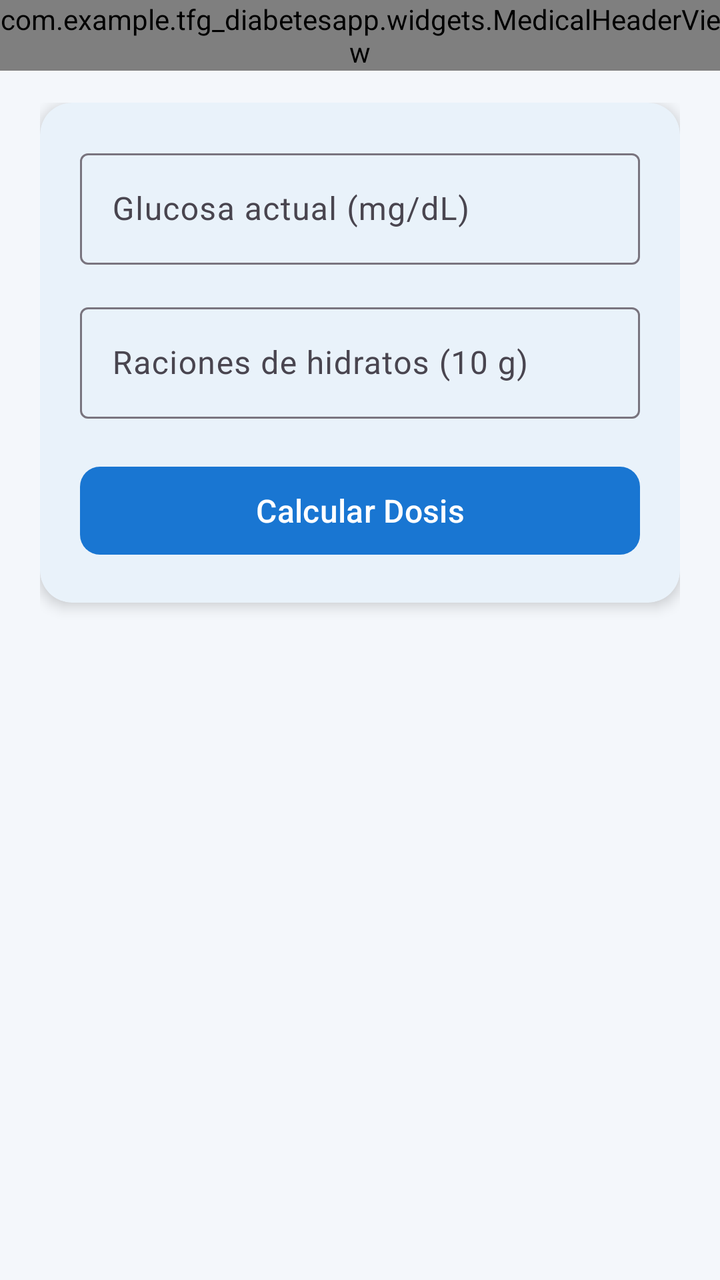
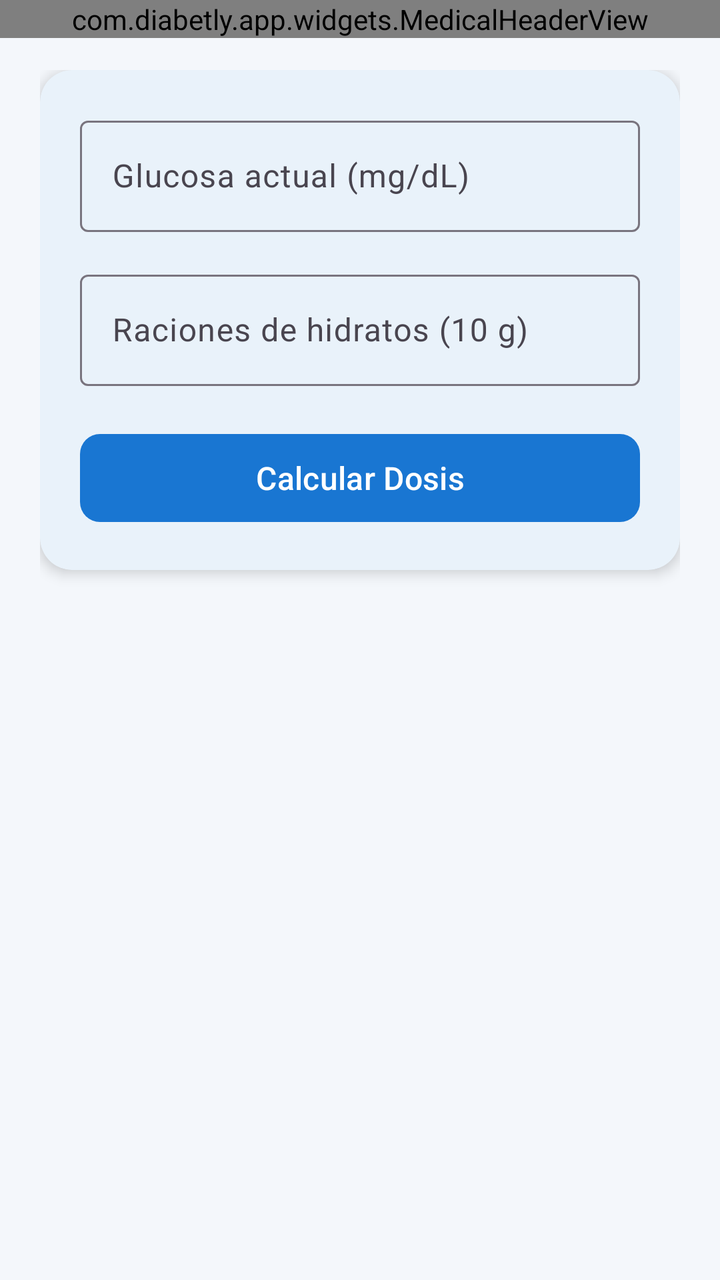

Before-and-after screenshots of an Android layout around one commit, followed by the original layout XML and the change that was made.
<!-- AndroidManifest.xml: application theme Theme.TFGDIABETESAPP -->
<!-- res/layout/activity_bolo.xml -->
<?xml version="1.0" encoding="utf-8"?>
<LinearLayout xmlns:android="http://schemas.android.com/apk/res/android"
    xmlns:app="http://schemas.android.com/apk/res-auto"
    xmlns:tools="http://schemas.android.com/tools"
    android:id="@+id/main"
    android:layout_width="match_parent"
    android:layout_height="match_parent"
    android:orientation="vertical"
    android:background="@color/color_background"
    tools:context=".BoloActivity">

    <com.example.tfg_diabetesapp.widgets.MedicalHeaderView
        android:id="@+id/boloHeader"
        android:layout_width="match_parent"
        android:layout_height="wrap_content"
        app:headerTitle="Calculadora"
        app:headerSubtitle="Calcula tu dosis de insulina"
        app:headerShowBack="true" />

    <androidx.core.widget.NestedScrollView
        android:layout_width="match_parent"
        android:layout_height="0dp"
        android:layout_weight="1"
        android:layout_marginTop="@dimen/header_content_overlap_negative"
        android:clipToPadding="false">

        <LinearLayout
            android:layout_width="match_parent"
            android:layout_height="wrap_content"
            android:orientation="vertical"
            android:paddingHorizontal="@dimen/screen_padding_horizontal"
            android:paddingTop="@dimen/content_gap_after_header"
            android:paddingBottom="@dimen/space_3xl">

            
            <com.google.android.material.card.MaterialCardView
                style="@style/Widget.App.Card"
                android:layout_width="match_parent"
                android:layout_height="wrap_content"
                android:layout_marginBottom="@dimen/space_lg">

                <LinearLayout
                    android:layout_width="match_parent"
                    android:layout_height="wrap_content"
                    android:orientation="vertical"
                    android:padding="@dimen/card_padding">

                    <com.google.android.material.textfield.TextInputLayout
                        style="@style/Widget.Material3.TextInputLayout.OutlinedBox"
                        android:layout_width="match_parent"
                        android:layout_height="wrap_content"
                        android:hint="Glucosa actual (mg/dL)"
                        android:layout_marginBottom="@dimen/space_lg">

                        <com.google.android.material.textfield.TextInputEditText
                            android:id="@+id/etGlucosaActual"
                            android:layout_width="match_parent"
                            android:layout_height="wrap_content"
                            android:inputType="number" />
                    </com.google.android.material.textfield.TextInputLayout>

                    <com.google.android.material.textfield.TextInputLayout
                        style="@style/Widget.Material3.TextInputLayout.OutlinedBox"
                        android:layout_width="match_parent"
                        android:layout_height="wrap_content"
                        android:hint="Raciones de hidratos (10 g)"
                        android:layout_marginBottom="@dimen/space_xl">

                        <com.google.android.material.textfield.TextInputEditText
                            android:id="@+id/etRaciones"
                            android:layout_width="match_parent"
                            android:layout_height="wrap_content"
                            android:inputType="numberDecimal" />
                    </com.google.android.material.textfield.TextInputLayout>

                    <com.google.android.material.button.MaterialButton
                        android:id="@+id/btnCalcular"
                        android:layout_width="match_parent"
                        android:layout_height="@dimen/button_height"
                        android:text="Calcular Dosis"
                        android:textSize="16sp"
                        app:cornerRadius="@dimen/button_corner_radius" />

                </LinearLayout>
            </com.google.android.material.card.MaterialCardView>

            
            <com.google.android.material.card.MaterialCardView
                android:id="@+id/cardResult"
                style="@style/Widget.App.Card"
                android:layout_width="match_parent"
                android:layout_height="wrap_content"
                android:visibility="gone">

                <LinearLayout
                    android:layout_width="match_parent"
                    android:layout_height="wrap_content"
                    android:orientation="vertical"
                    android:padding="@dimen/space_2xl"
                    android:gravity="center">

                    <TextView
                        android:layout_width="wrap_content"
                        android:layout_height="wrap_content"
                        android:text="Dosis Recomendada"
                        android:textAppearance="@style/TextAppearance.App.Body"
                        android:textSize="14sp" />

                    <TextView
                        android:id="@+id/tvTotalDosis"
                        android:layout_width="wrap_content"
                        android:layout_height="wrap_content"
                        android:text="0.0 U"
                        android:textAppearance="@style/TextAppearance.App.GlucoseValue"
                        android:textSize="52sp"
                        android:textColor="@color/color_primary"
                        android:layout_marginTop="@dimen/space_sm" />

                    <TextView
                        android:id="@+id/tvDesglose"
                        android:layout_width="wrap_content"
                        android:layout_height="wrap_content"
                        android:text="(Comida: 0.0 + Corrección: 0.0)"
                        android:textColor="@color/color_text_hint"
                        android:textSize="13sp"
                        android:layout_marginTop="@dimen/space_sm" />

                </LinearLayout>
            </com.google.android.material.card.MaterialCardView>

        </LinearLayout>
    </androidx.core.widget.NestedScrollView>

</LinearLayout>
<!-- resources referenced by this layout -->
<resources>
  <color name="color_background">#F4F7FB</color>
  <color name="color_primary">#1976D2</color>
  <color name="color_text_hint">#9CA3AF</color>
  <dimen name="button_corner_radius">10dp</dimen>
  <dimen name="button_height">52dp</dimen>
  <dimen name="card_padding">20dp</dimen>
  <dimen name="content_gap_after_header">16dp</dimen>
  <dimen name="header_content_overlap_negative">0dp</dimen>
  <dimen name="screen_padding_horizontal">20dp</dimen>
  <dimen name="space_2xl">24dp</dimen>
  <dimen name="space_3xl">32dp</dimen>
  <dimen name="space_lg">16dp</dimen>
  <dimen name="space_sm">8dp</dimen>
  <dimen name="space_xl">20dp</dimen>
  <style name="TextAppearance.App.Body" parent="TextAppearance.Material3.BodyMedium">
          <item name="android:textSize">13sp</item>
          <item name="android:textColor">@color/color_text_secondary</item>
      </style>
  <style name="TextAppearance.App.GlucoseValue" parent="TextAppearance.Material3.DisplayLarge">
          <item name="android:textSize">60sp</item>
          <item name="android:textStyle">bold</item>
          <item name="android:textColor">@color/color_text_primary</item>
      </style>
  <style name="Widget.App.Card" parent="Widget.Material3.CardView.Elevated">
          <item name="cardCornerRadius">@dimen/card_corner_radius</item>
          <item name="cardElevation">@dimen/card_elevation</item>
          <item name="cardBackgroundColor">@color/color_surface</item>
      </style>
  <style name="Theme.TFGDIABETESAPP" parent="Base.Theme.TFGDIABETESAPP" />
  <color name="color_text_secondary">#6B7280</color>
  <color name="color_text_primary">#1A1C1E</color>
  <dimen name="card_corner_radius">16dp</dimen>
  <dimen name="card_elevation">4dp</dimen>
  <color name="color_surface">#FFFFFF</color>
  <style name="Base.Theme.TFGDIABETESAPP" parent="Theme.Material3.Light.NoActionBar">
          <item name="colorPrimary">@color/color_primary</item>
          <item name="colorOnPrimary">@color/color_on_primary</item>
          <item name="colorPrimaryContainer">@color/color_primary_light</item>
          <item name="colorOnPrimaryContainer">@color/color_primary_dark</item>
          <item name="colorSecondary">@color/color_secondary</item>
          <item name="colorOnSecondary">@color/color_on_secondary</item>
          <item name="android:colorBackground">@color/color_background</item>
          <item name="colorSurface">@color/color_surface</item>
          <item name="colorError">@color/color_error</item>
          <item name="android:windowBackground">@color/color_background</item>
          <item name="android:statusBarColor">@color/color_primary</item>
          <item name="android:windowLightStatusBar">false</item>
      </style>
  <color name="color_on_primary">#FFFFFF</color>
  <color name="color_primary_light">#DBEAFE</color>
  <color name="color_primary_dark">#1565C0</color>
  <color name="color_secondary">#0288D1</color>
  <color name="color_on_secondary">#FFFFFF</color>
  <color name="color_error">#EF5350</color>
</resources>

<!-- the commit's change to res/layout/activity_bolo.xml (unified diff, before → after) -->
@@ -9,7 +9,7 @@
     android:background="@color/color_background"
     tools:context=".BoloActivity">
 
-    <com.example.tfg_diabetesapp.widgets.MedicalHeaderView
+    <com.diabetly.app.widgets.MedicalHeaderView
         android:id="@+id/boloHeader"
         android:layout_width="match_parent"
         android:layout_height="wrap_content"
